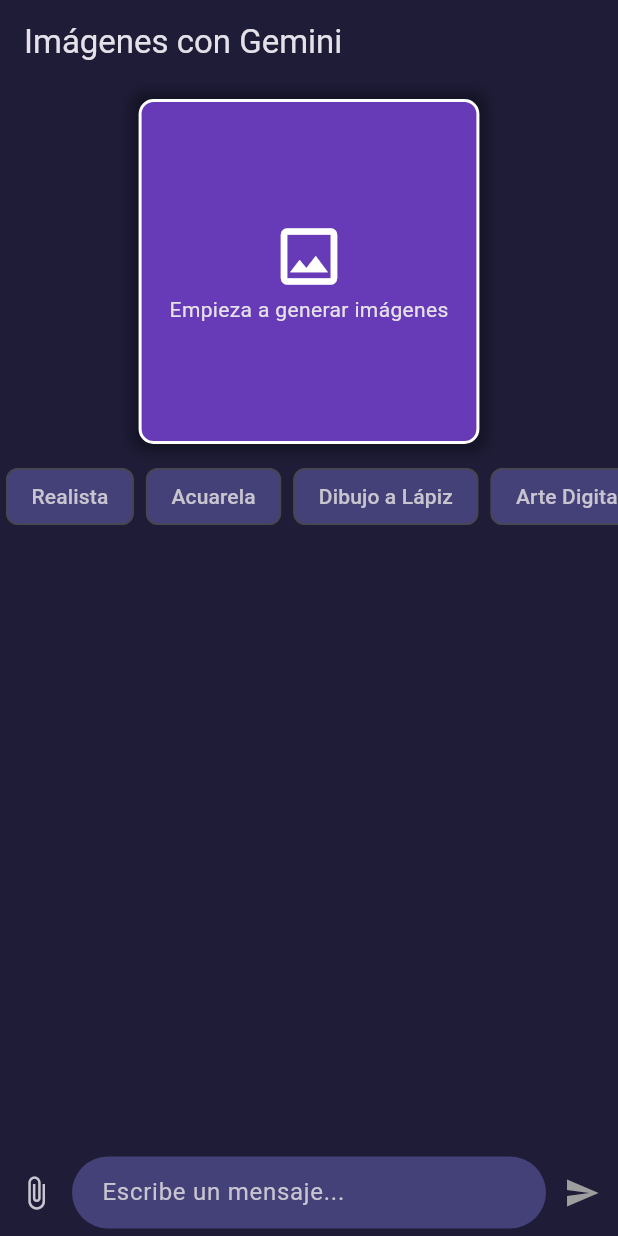
After one commit to gabrielceh/flutter-gemini, a Flutter app: the ImagePlaygroundScreen screen opened by its route, on a phone screen of 412 x 824 dp. The commit adds this screen. Run offline on Flutter 3.47's test engine with Material 3 defaults, Android fonts, the phone set to English and light mode, and no system bars; our stand-ins replace dio, flutter_dotenv, flutter_riverpod, go_router, image_picker, riverpod_annotation; missing offline and left inert: flutter_chat_core, flutter_chat_ui, flyer_chat_image_message, flyer_chat_text_message, flyer_chat_text_stream_message; generated files the repository leaves out were written again.

Commit message:
providers y screen

```diff
--- a/lib/config/router/app_router.dart
+++ b/lib/config/router/app_router.dart
@@ -13,5 +13,9 @@ final appRouter = GoRouter(
       path: '/chat-stream',
       builder: (context, state) => const ChatContextScreen(),
     ),
+    GoRoute(
+      path: '/image-generation',
+      builder: (context, state) => const ImagePlaygroundScreen(),
+    ),
   ],
 );
--- /dev/null
+++ b/lib/presentation/screens/image/image_playground_screen.dart
@@ -0,0 +1,214 @@
+// https://gist.github.com/Klerith/85fe516a31580bd2b9d6090002ee3d24
+import 'package:flutter/material.dart';
+import 'package:flutter_riverpod/flutter_riverpod.dart';
+import 'package:gemini_app/presentation/providers/image/generated_images_provider.dart';
+import 'package:gemini_app/presentation/providers/image/is_generating_provider.dart';
+import 'package:image_picker/image_picker.dart';
+
+import 'package:gemini_app/config/theme/app_theme.dart';
+import 'package:gemini_app/presentation/widgets/chat/custom_bottom_input.dart';
+
+const imageArtStyles = [
+  'Realista',
+  'Acuarela',
+  'Dibujo a Lápiz',
+  'Arte Digital',
+  'Pintura al Óleo',
+  'Acuarela',
+  'Dibujo al Carboncillo',
+  'Ilustración Digital',
+  'Estilo Manga',
+];
+
+class ImagePlaygroundScreen extends ConsumerWidget {
+  const ImagePlaygroundScreen({super.key});
+
+  @override
+  Widget build(BuildContext context, WidgetRef ref) {
+    return Scaffold(
+      appBar: AppBar(title: Text('Imágenes con Gemini')),
+      backgroundColor: seedColor,
+      body: Column(
+        children: [
+          // Espacio para imágenes generadas
+          GeneratedImageGallery(),
+
+          // Selector de estilo de arte
+          ArtStyleSelector(),
+          // Llenar el espacio
+          Expanded(child: Container()),
+          // Espacio para el prompt
+          CustomBottomInput(
+            onSend: (partialText, {List<XFile> images = const []}) {
+              final generatedImageNotifier = ref.read(
+                generatedImagesProvider.notifier,
+              );
+
+              generatedImageNotifier.clearImages();
+
+              String prompt = partialText;
+
+              generatedImageNotifier.generateImage(prompt, files: images);
+            },
+          ),
+        ],
+      ),
+    );
+  }
+}
+
+class GeneratedImageGallery extends ConsumerWidget {
+  const GeneratedImageGallery({super.key});
+
+  @override
+  Widget build(BuildContext context, WidgetRef ref) {
+    final generatedImages = ref.watch(generatedImagesProvider);
+    final isGenerating = ref.watch(isGeneratingProvider);
+
+    return SizedBox(
+      height: 250,
+      child: PageView(
+        controller: PageController(
+          viewportFraction: 0.6, // Muestra 1.5 imágenes en la pantalla
+          initialPage: 0,
+        ),
+        padEnds: true, // Cambiado a true para centrar la primera imagen
+        children: [
+          //* Placeholder hasta que se genere al menos una imagen
+          if (generatedImages.isEmpty && !isGenerating)
+            const EmptyPlaceholderImage(),
+
+          ...generatedImages.map((e) => GeneratedImage(imageUrl: e)),
+
+          if (isGenerating) const GeneratingPlaceholderImage(),
+        ],
+      ),
+    );
+  }
+}
+
+class GeneratedImage extends StatelessWidget {
+  final String imageUrl;
+
+  const GeneratedImage({super.key, required this.imageUrl});
+
+  @override
+  Widget build(BuildContext context) {
+    return Container(
+      width: 200,
+      height: 200,
+      margin: const EdgeInsets.all(10),
+      decoration: BoxDecoration(
+        color: Colors.blue,
+        borderRadius: BorderRadius.circular(10),
+        boxShadow: [
+          BoxShadow(
+            color: Colors.black.withValues(alpha: 0.3),
+            blurRadius: 5,
+            spreadRadius: 5,
+            offset: Offset(0, 0),
+          ),
+        ],
+      ),
+      child: ClipRRect(
+        borderRadius: BorderRadius.circular(10),
+        child: Image.network(imageUrl, fit: BoxFit.cover),
+      ),
+    );
+  }
+}
+
+class ArtStyleSelector extends StatelessWidget {
+  const ArtStyleSelector({super.key});
+
+  @override
+  Widget build(BuildContext context) {
+    return SizedBox(
+      height: 50,
+      child: ListView.builder(
+        scrollDirection: Axis.horizontal,
+        itemCount: imageArtStyles.length,
+        itemBuilder: (context, index) {
+          final style = imageArtStyles[index];
+          return Padding(
+            padding: const EdgeInsets.symmetric(horizontal: 4.0),
+            child: Chip(
+              label: Text(style),
+              backgroundColor: Theme.of(context).colorScheme.primaryContainer,
+            ),
+          );
+        },
+      ),
+    );
+  }
+}
+
+class EmptyPlaceholderImage extends StatelessWidget {
+  const EmptyPlaceholderImage({super.key});
+
+  @override
+  Widget build(BuildContext context) {
+    return Container(
+      width: 200,
+      height: 200,
+      margin: const EdgeInsets.all(10),
+      decoration: BoxDecoration(
+        color: Colors.deepPurple,
+        borderRadius: BorderRadius.circular(10),
+        border: Border.all(color: Colors.white, width: 2),
+        boxShadow: [
+          BoxShadow(
+            color: Colors.black.withValues(alpha: 0.3),
+            blurRadius: 5,
+            spreadRadius: 5,
+            offset: Offset(0, 0),
+          ),
+        ],
+      ),
+      child: Column(
+        mainAxisAlignment: MainAxisAlignment.center,
+        children: [
+          const Icon(Icons.image_outlined, size: 50, color: Colors.white),
+          const Text('Empieza a generar imágenes'),
+        ],
+      ),
+    );
+  }
+}
+
+class GeneratingPlaceholderImage extends StatelessWidget {
+  const GeneratingPlaceholderImage({super.key});
+
+  @override
+  Widget build(BuildContext context) {
+    return Container(
+      width: 200,
+      height: 200,
+      margin: const EdgeInsets.all(10),
+      decoration: BoxDecoration(
+        color: Colors.deepPurple,
+        borderRadius: BorderRadius.circular(10),
+        border: Border.all(color: Colors.white, width: 2),
+        boxShadow: [
+          BoxShadow(
+            color: Colors.black.withValues(alpha: 0.3),
+            blurRadius: 5,
+            spreadRadius: 5,
+            offset: Offset(0, 0),
+          ),
+        ],
+      ),
+      child: Column(
+        mainAxisAlignment: MainAxisAlignment.center,
+        children: [
+          const CircularProgressIndicator(color: Colors.white, strokeWidth: 3),
+          const SizedBox(height: 15),
+          const Text(
+            'Generando imagen...',
+            style: TextStyle(color: Colors.white),
+          ),
+        ],
+      ),
+    );
+  }
+}
--- a/lib/presentation/screens/screens.dart
+++ b/lib/presentation/screens/screens.dart
@@ -1,3 +1,4 @@
 export 'basic_prompt/basic_prompt_screen.dart';
 export 'home/home_screen.dart';
 export 'chat_context/chat_context_screen.dart';
+export 'image/image_playground_screen.dart';
--- a/lib/presentation/widgets/chat/custom_bottom_input.dart
+++ b/lib/presentation/widgets/chat/custom_bottom_input.dart
@@ -60,7 +60,6 @@ class _CustomBottomInputState extends State<CustomBottomInput> {
     }
 
     return SafeArea(
-      child: Container(
       child: Column(
         mainAxisAlignment: MainAxisAlignment.end,
         children: [
@@ -95,7 +94,6 @@ class _CustomBottomInputState extends State<CustomBottomInput> {
             ),
           ),
         ],
-        ),
       ),
     );
   }
```
Also changed, not shown: lib/config/gemini/gemini_impl.dart (+25 -0 lines), lib/presentation/providers/image/generated_history_provider.dart (added, +13 -0 lines), lib/presentation/providers/image/generated_images_provider.dart (added, +64 -0 lines), lib/presentation/providers/image/is_generating_provider.dart (added, +17 -0 lines), lib/presentation/providers/image/selected_art_provider.dart (added, +17 -0 lines), lib/presentation/screens/home/home_screen.dart (+10 -0 lines), lib/presentation/providers/image/generated_history_provider.g.dart (added), lib/presentation/providers/image/generated_images_provider.g.dart (added), lib/presentation/providers/image/is_generating_provider.g.dart (added), lib/presentation/providers/image/selected_art_provider.g.dart (added). Lines whose indentation alone changed are shown as unchanged.
